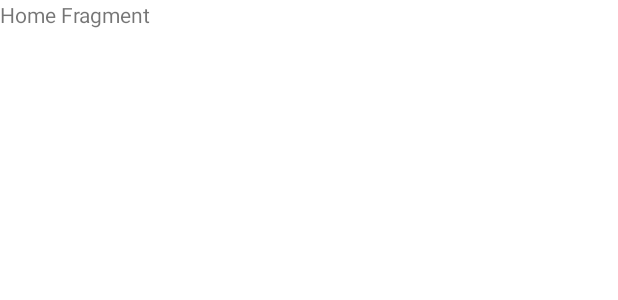
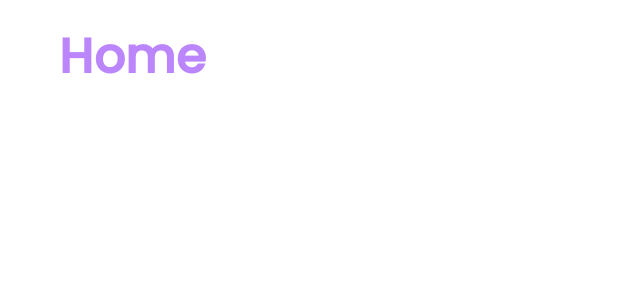
Before and after one commit to SarahChalup/FoodApp, an Android app: the layout fragment_home.xml on its own in the app's theme, with its tools: preview values and no code run, on a phone screen of 412 x 824 dp. Shown: the top 300 px of the screen. Run offline under Robolectric (Android 15) with nearby library versions, the phone set to English and light mode, and no system bars.

Commit message:
texto en fragment home

```diff
--- a/app/build.gradle
+++ b/app/build.gradle
@@ -48,5 +48,11 @@ dependencies {
     implementation "androidx.navigation:navigation-fragment-ktx:$nav_version"
     implementation "androidx.navigation:navigation-ui-ktx:$nav_version"
 
+    //intuit
+    implementation 'com.intuit.sdp:sdp-android:1.0.6'
+    implementation 'com.intuit.ssp:ssp-android:1.0.6'
+
+    //gif
+    implementation 'pl.droidsonroids.gif:android-gif-drawable:1.2.24'
 
 }
--- a/app/src/main/res/layout/fragment_home.xml
+++ b/app/src/main/res/layout/fragment_home.xml
@@ -1,14 +1,40 @@
 <?xml version="1.0" encoding="utf-8"?>
-<FrameLayout xmlns:android="http://schemas.android.com/apk/res/android"
-    xmlns:tools="http://schemas.android.com/tools"
+<androidx.constraintlayout.widget.ConstraintLayout xmlns:tools="http://schemas.android.com/tools"
+    xmlns:android="http://schemas.android.com/apk/res/android"
     android:layout_width="match_parent"
     android:layout_height="match_parent"
+    xmlns:app="http://schemas.android.com/apk/res-auto"
     tools:context=".HomeFragment">
 
-    <!-- TODO: Update blank fragment layout -->
+    <LinearLayout
+        android:id="@+id/lilnear_header"
+        android:layout_width="match_parent"
+        android:layout_height="wrap_content"
+        android:layout_marginStart="@dimen/_30sdp"
+        android:layout_marginTop="@dimen/_10sdp"
+        android:layout_marginEnd="@dimen/_20sdp"
+        android:orientation="horizontal"
+        app:layout_constraintStart_toEndOf="parent"
+        app:layout_constraintTop_toTopOf="parent">
+
     <TextView
-        android:layout_width="match_parent"
-        android:layout_height="match_parent"
-        android:text="Home Fragment" />
+        android:id="@+id/tv_home"
+        android:layout_width="wrap_content"
+        android:layout_height="wrap_content"
+        android:fontFamily="@font/myfont"
+        android:text="Home"
+        android:textColor="@color/purple_200"
+        android:textSize="@dimen/_25sdp"
+        android:textStyle="bold"
+        />
+       <ImageView
+           android:id="@+id/img_search"
+           android:layout_width="wrap_content"
+           android:layout_height="wrap_content"
+           android:scaleType="centerCrop"
+           />
 
-</FrameLayout>
+    </LinearLayout>
+
+
+</androidx.constraintlayout.widget.ConstraintLayout>
```
Also changed, not shown: app/src/main/res/font/myfont.ttf (added).
